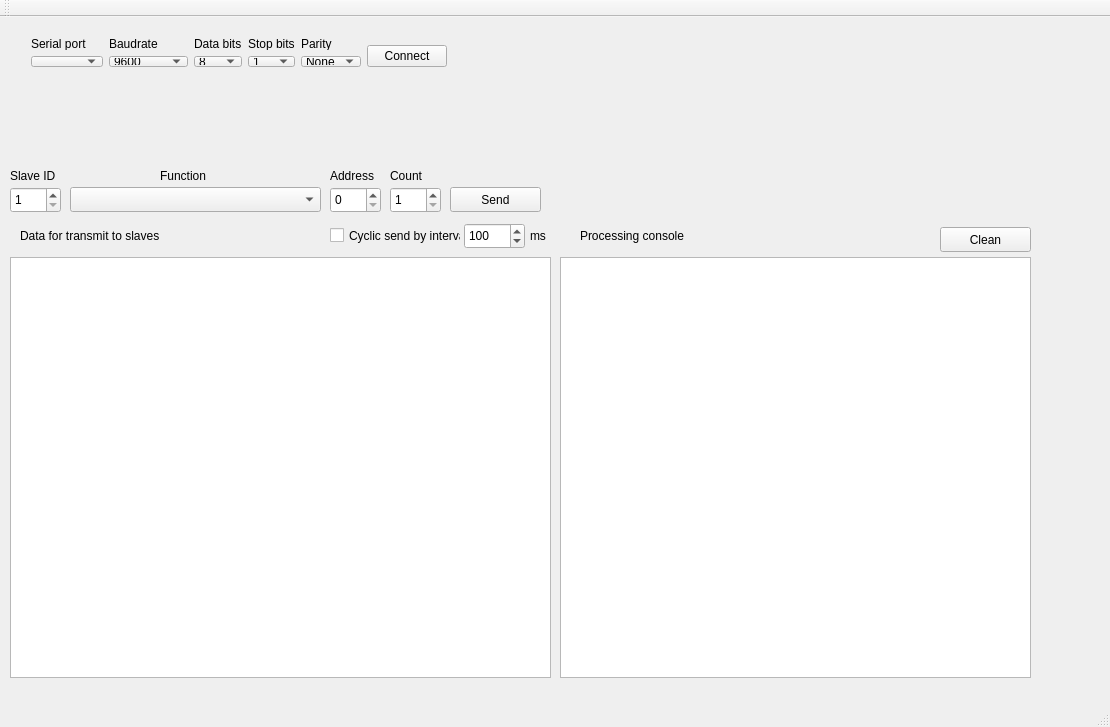
Before: the Qt Designer form forms/mainwindow.ui in maisvendoo/qmaster, drawn with Qt 5.
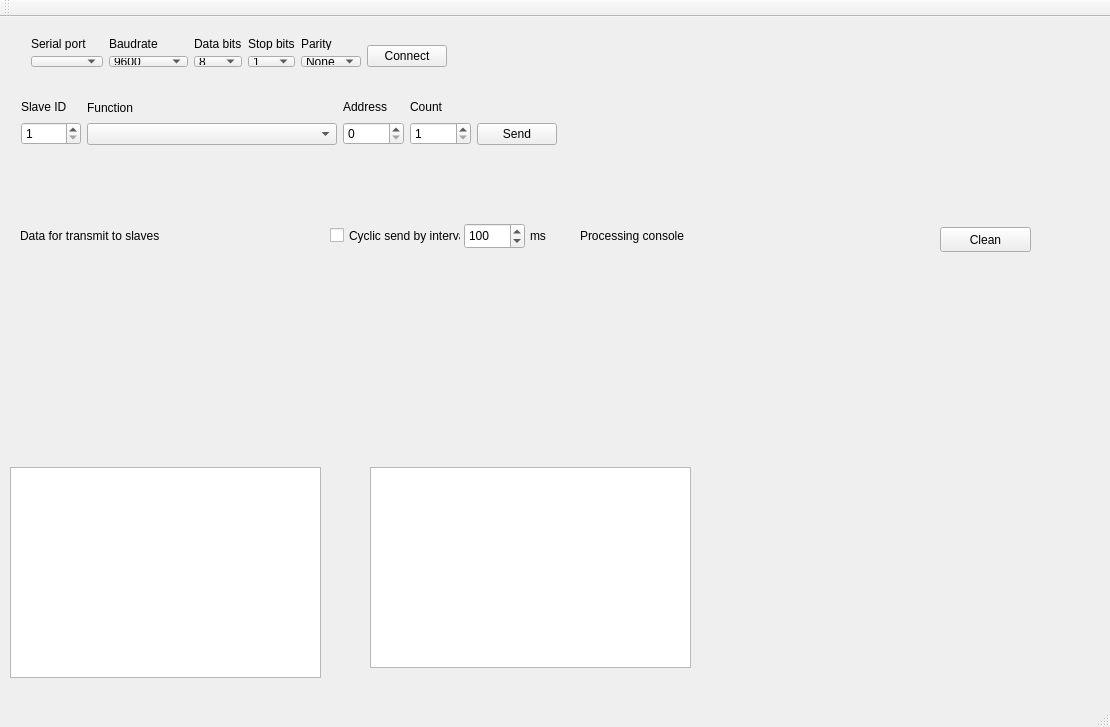
After: the same form once the commit is applied. Icons and pictures are not drawn.

Commit message: Скомпонованы элементы управления запросом Modbus

```diff
--- a/forms/mainwindow.ui
+++ b/forms/mainwindow.ui
@@ -21,139 +21,13 @@
    <bool>false</bool>
   </property>
   <widget class="QWidget" name="centralWidget">
-   <widget class="QSpinBox" name="sbSlaveID">
-    <property name="geometry">
-     <rect>
-      <x>10</x>
-      <y>170</y>
-      <width>51</width>
-      <height>26</height>
-     </rect>
-    </property>
-    <property name="minimum">
-     <number>1</number>
-    </property>
-    <property name="maximum">
-     <number>32</number>
-    </property>
-   </widget>
-   <widget class="QLabel" name="lSlaveID">
-    <property name="geometry">
-     <rect>
-      <x>10</x>
-      <y>150</y>
-      <width>61</width>
-      <height>17</height>
-     </rect>
-    </property>
-    <property name="text">
-     <string>Slave ID</string>
-    </property>
-   </widget>
-   <widget class="QComboBox" name="cbFunc">
-    <property name="geometry">
-     <rect>
-      <x>70</x>
-      <y>170</y>
-      <width>251</width>
-      <height>25</height>
-     </rect>
-    </property>
-   </widget>
-   <widget class="QLabel" name="slaveID_2">
-    <property name="geometry">
-     <rect>
-      <x>160</x>
-      <y>150</y>
-      <width>61</width>
-      <height>17</height>
-     </rect>
-    </property>
-    <property name="text">
-     <string>Function</string>
-    </property>
-   </widget>
-   <widget class="QSpinBox" name="sbAddress">
-    <property name="geometry">
-     <rect>
-      <x>330</x>
-      <y>170</y>
-      <width>51</width>
-      <height>26</height>
-     </rect>
-    </property>
-    <property name="minimum">
-     <number>0</number>
-    </property>
-    <property name="maximum">
-     <number>65536</number>
-    </property>
-    <property name="value">
-     <number>0</number>
-    </property>
-   </widget>
-   <widget class="QSpinBox" name="sbCount">
-    <property name="geometry">
-     <rect>
-      <x>390</x>
-      <y>170</y>
-      <width>51</width>
-      <height>26</height>
-     </rect>
-    </property>
-    <property name="minimum">
-     <number>1</number>
-    </property>
-    <property name="maximum">
-     <number>65536</number>
-    </property>
-   </widget>
-   <widget class="QLabel" name="slaveID_3">
-    <property name="geometry">
-     <rect>
-      <x>330</x>
-      <y>150</y>
-      <width>61</width>
-      <height>17</height>
-     </rect>
-    </property>
-    <property name="text">
-     <string>Address</string>
-    </property>
-   </widget>
-   <widget class="QLabel" name="slaveID_4">
-    <property name="geometry">
-     <rect>
-      <x>390</x>
-      <y>150</y>
-      <width>41</width>
-      <height>17</height>
-     </rect>
-    </property>
-    <property name="text">
-     <string>Count</string>
-    </property>
-   </widget>
-   <widget class="QPushButton" name="bSend">
-    <property name="geometry">
-     <rect>
-      <x>450</x>
-      <y>170</y>
-      <width>91</width>
-      <height>25</height>
-     </rect>
-    </property>
-    <property name="text">
-     <string>Send</string>
-    </property>
-   </widget>
    <widget class="QTableWidget" name="tableData">
     <property name="geometry">
      <rect>
       <x>10</x>
-      <y>240</y>
-      <width>541</width>
-      <height>421</height>
+      <y>450</y>
+      <width>311</width>
+      <height>211</height>
      </rect>
     </property>
     <property name="sizePolicy">
@@ -208,10 +82,10 @@
    <widget class="QPlainTextEdit" name="ptRawData">
     <property name="geometry">
      <rect>
-      <x>560</x>
-      <y>240</y>
-      <width>471</width>
-      <height>421</height>
+      <x>370</x>
+      <y>450</y>
+      <width>321</width>
+      <height>201</height>
      </rect>
     </property>
    </widget>
@@ -538,6 +412,148 @@
      </item>
     </layout>
    </widget>
+   <widget class="QWidget" name="horizontalLayoutWidget_2">
+    <property name="geometry">
+     <rect>
+      <x>10</x>
+      <y>70</y>
+      <width>1001</width>
+      <height>69</height>
+     </rect>
+    </property>
+    <layout class="QHBoxLayout" name="horizontalLayout_3">
+     <item>
+      <layout class="QVBoxLayout" name="verticalLayout_7">
+       <item>
+        <widget class="QLabel" name="lSlaveID">
+         <property name="text">
+          <string>Slave ID</string>
+         </property>
+        </widget>
+       </item>
+       <item>
+        <widget class="QSpinBox" name="sbSlaveID">
+         <property name="minimumSize">
+          <size>
+           <width>60</width>
+           <height>0</height>
+          </size>
+         </property>
+         <property name="minimum">
+          <number>1</number>
+         </property>
+         <property name="maximum">
+          <number>255</number>
+         </property>
+        </widget>
+       </item>
+      </layout>
+     </item>
+     <item>
+      <layout class="QVBoxLayout" name="verticalLayout_8">
+       <item>
+        <widget class="QLabel" name="slaveID_2">
+         <property name="text">
+          <string>Function</string>
+         </property>
+        </widget>
+       </item>
+       <item>
+        <widget class="QComboBox" name="cbFunc">
+         <property name="minimumSize">
+          <size>
+           <width>250</width>
+           <height>0</height>
+          </size>
+         </property>
+        </widget>
+       </item>
+      </layout>
+     </item>
+     <item>
+      <layout class="QVBoxLayout" name="verticalLayout_9">
+       <item>
+        <widget class="QLabel" name="slaveID_3">
+         <property name="text">
+          <string>Address</string>
+         </property>
+        </widget>
+       </item>
+       <item>
+        <widget class="QSpinBox" name="sbAddress">
+         <property name="minimum">
+          <number>0</number>
+         </property>
+         <property name="maximum">
+          <number>65536</number>
+         </property>
+         <property name="value">
+          <number>0</number>
+         </property>
+        </widget>
+       </item>
+      </layout>
+     </item>
+     <item>
+      <layout class="QVBoxLayout" name="verticalLayout_10">
+       <item>
+        <widget class="QLabel" name="slaveID_4">
+         <property name="text">
+          <string>Count</string>
+         </property>
+        </widget>
+       </item>
+       <item>
+        <widget class="QSpinBox" name="sbCount">
+         <property name="minimum">
+          <number>1</number>
+         </property>
+         <property name="maximum">
+          <number>65536</number>
+         </property>
+        </widget>
+       </item>
+      </layout>
+     </item>
+     <item>
+      <layout class="QVBoxLayout" name="verticalLayout_11">
+       <item>
+        <spacer name="verticalSpacer_2">
+         <property name="orientation">
+          <enum>Qt::Vertical</enum>
+         </property>
+         <property name="sizeHint" stdset="0">
+          <size>
+           <width>20</width>
+           <height>40</height>
+          </size>
+         </property>
+        </spacer>
+       </item>
+       <item>
+        <widget class="QPushButton" name="bSend">
+         <property name="text">
+          <string>Send</string>
+         </property>
+        </widget>
+       </item>
+      </layout>
+     </item>
+     <item>
+      <spacer name="horizontalSpacer_2">
+       <property name="orientation">
+        <enum>Qt::Horizontal</enum>
+       </property>
+       <property name="sizeHint" stdset="0">
+        <size>
+         <width>40</width>
+         <height>20</height>
+        </size>
+       </property>
+      </spacer>
+     </item>
+    </layout>
+   </widget>
   </widget>
   <widget class="QMenuBar" name="menuBar">
    <property name="geometry">
```
